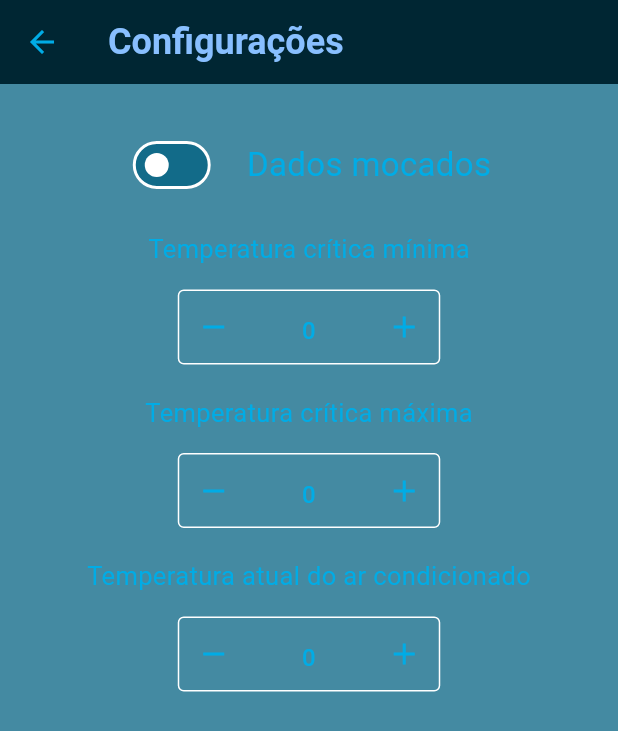
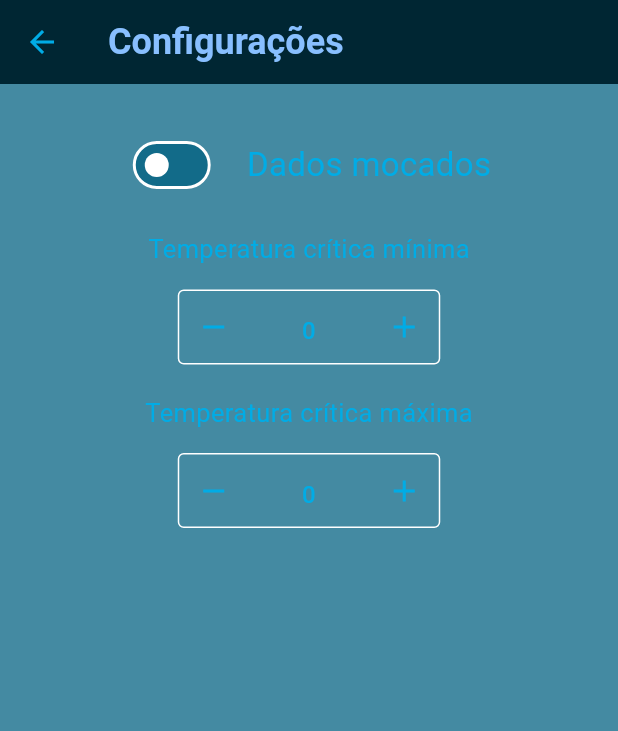
Before and after one commit to GabrielLins64/trabalho-iot-coldserver, a Flutter app: the ConfigurationScreen screen opened directly, on a phone screen of 412 x 824 dp. Shown: the top 731 px of the screen. Run offline on Flutter 3.47's test engine with Material 3 defaults, Android fonts, the phone set to English and light mode, and no system bars; drawn by our look-alikes of flutter_spinbox; our stand-ins replace flutter_dotenv, flutter_local_notifications, shared_preferences, supabase_flutter, syncfusion_flutter_charts; accounts and stored records are empty.

Commit message:
remove air-conditioning temperature control input

```diff
--- a/lib/screens/configurations_screen.dart
+++ b/lib/screens/configurations_screen.dart
@@ -15,7 +15,7 @@ class _ConfigurationScreenState extends State<ConfigurationScreen> {
   late SharedPreferences prefs;
   late int maxSafeTemp = 0;
   late int minCriticalTemp = 0;
-  late int currentACTemp = 0;
+  // late int currentACTemp = 0;
   late SupabaseClient supabase;
 
   @override
@@ -33,9 +33,9 @@ class _ConfigurationScreenState extends State<ConfigurationScreen> {
         .single();
 
     setState(() {
-      maxSafeTemp = data['temperature_lower'] ?? 0;
-      minCriticalTemp = data['temperature_upper'] ?? 5;
-      currentACTemp = data['temperature_air_conditioning'] ?? 0;
+      maxSafeTemp = data['temperature_upper'] ?? 5;
+      minCriticalTemp = data['temperature_lower'] ?? 0;
+      // currentACTemp = data['temperature_air_conditioning'] ?? 0;
     });
   }
 
@@ -58,21 +58,21 @@ class _ConfigurationScreenState extends State<ConfigurationScreen> {
               const SizedBox(height: 20),
               _buildNumericalInput(
                 label: 'Temperatura crítica mínima',
-                defaultValue: maxSafeTemp,
+                defaultValue: minCriticalTemp,
                 dbFieldName: 'temperature_lower',
               ),
               const SizedBox(height: 20),
               _buildNumericalInput(
                 label: 'Temperatura crítica máxima',
-                defaultValue: minCriticalTemp,
+                defaultValue: maxSafeTemp,
                 dbFieldName: 'temperature_upper',
               ),
-              const SizedBox(height: 20),
-              _buildNumericalInput(
-                label: 'Temperatura atual do ar condicionado',
-                defaultValue: currentACTemp,
-                dbFieldName: 'temperature_air_conditioning',
-              ),
+              // const SizedBox(height: 20),
+              // _buildNumericalInput(
+              //   label: 'Temperatura atual do ar condicionado',
+              //   defaultValue: currentACTemp,
+              //   dbFieldName: 'temperature_air_conditioning',
+              // ),
             ],
           ),
         ),
```
